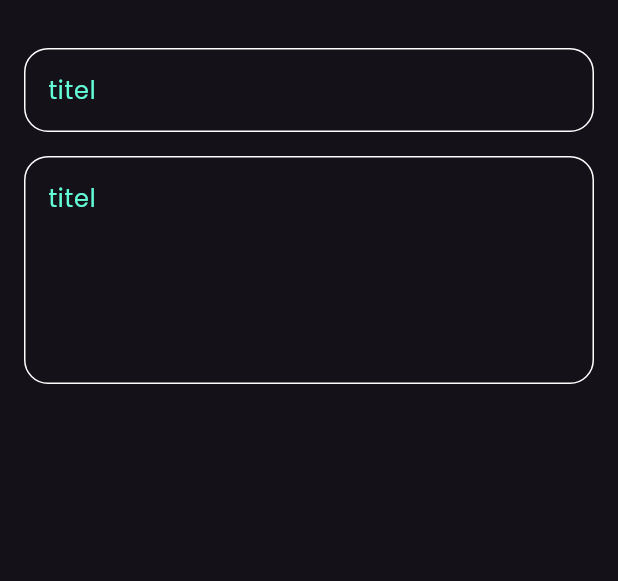
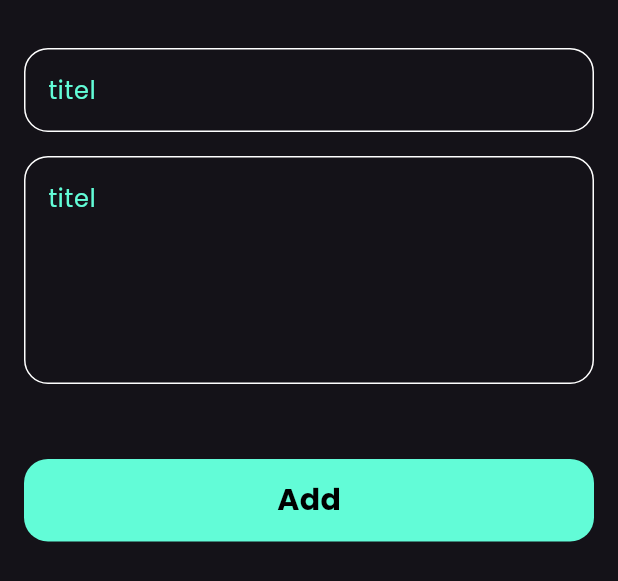
Before and after one commit to yousefaskafy/notes_app, a Flutter app: the AddNoteBottemSheet widget shown alone on an empty page, opened directly, on a phone screen of 412 x 824 dp. Shown: the top 581 px of the screen. Run offline on Flutter 3.47's test engine with Material 3 defaults, Android fonts, the phone set to English and light mode, and no system bars; our stand-ins replace font_awesome_flutter.

Commit message:
finish notes bottom sheet

```diff
--- a/lib/widgets/add_note_bottom_sheet.dart
+++ b/lib/widgets/add_note_bottom_sheet.dart
@@ -1,4 +1,5 @@
 import 'package:flutter/material.dart';
+import 'package:notes_app/widgets/custom_bottom.dart';
 import 'package:notes_app/widgets/custom_text_field.dart';
 
 class AddNoteBottemSheet extends StatelessWidget {
@@ -6,8 +7,9 @@ class AddNoteBottemSheet extends StatelessWidget {
 
   @override
   Widget build(BuildContext context) {
-    return const Padding(
+    return  const Padding(
       padding: EdgeInsets.symmetric(horizontal: 16.0),
+      child: SingleChildScrollView(
         child: Column(
           children: [
             SizedBox(
@@ -22,8 +24,16 @@ class AddNoteBottemSheet extends StatelessWidget {
             CustomTextField(
               hint: 'titel',
               maxLines: 5,
-          )
+            ),
+             SizedBox(
+              height: 50,
+            ),
+             CustomButton(),
+             SizedBox(
+              height: 16,
+            ),
           ],
+        ),
       ),
     );
   }
--- /dev/null
+++ b/lib/widgets/custom_bottom.dart
@@ -0,0 +1,22 @@
+
+import 'package:flutter/material.dart';
+import 'package:notes_app/constants.dart';
+
+class CustomButton extends StatelessWidget {
+  const CustomButton({super.key});
+
+  @override
+  Widget build(BuildContext context) {
+    return Container(
+      width: MediaQuery.of(context).size.width,
+      height: 55,
+      decoration: BoxDecoration(
+          color: KPrimaryColor, borderRadius: BorderRadius.circular(16)),
+      child: const Center(
+          child: Text(
+        'Add',
+        style: TextStyle(color: Colors.black, fontSize: 20, fontWeight: FontWeight.bold),
+      )),
+    );
+  }
+}
```
Lines whose indentation alone changed are shown as unchanged.
